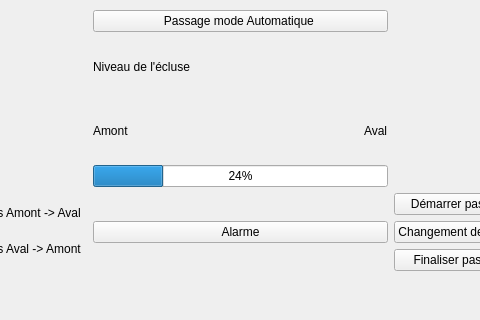
Above: automatique.ui from Alpam/Ecluse before the change; both pictures show x 84 to 564 and y 0 to 320 of the 690 by 413 pixel window. Below: the same form after it.
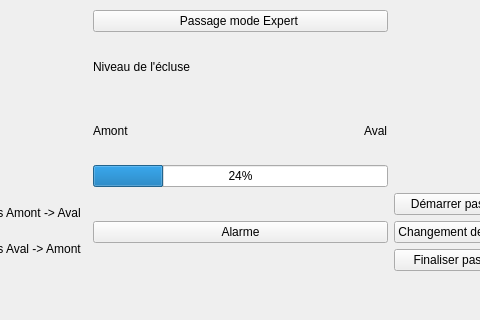
That is the form after the change.

Commit message: rename boutons, creation lien entre different mode

```diff
--- a/automatique.ui
+++ b/automatique.ui
@@ -85,7 +85,7 @@
       <item row="0" column="0">
        <widget class="QPushButton" name="pushButton_13">
         <property name="text">
-         <string>Passage mode Automatique </string>
+         <string>Passage mode Expert </string>
         </property>
        </widget>
       </item>
```
Left out of the diff: 17 changed lines with no effect on the pictures. The commit also changes 9 other files.
